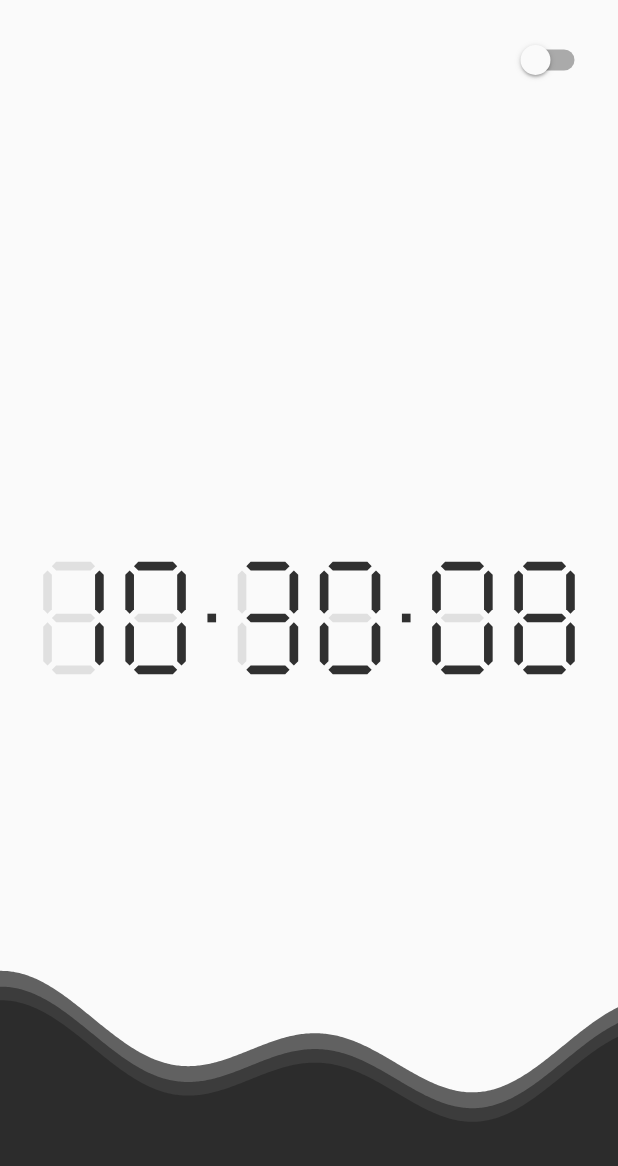
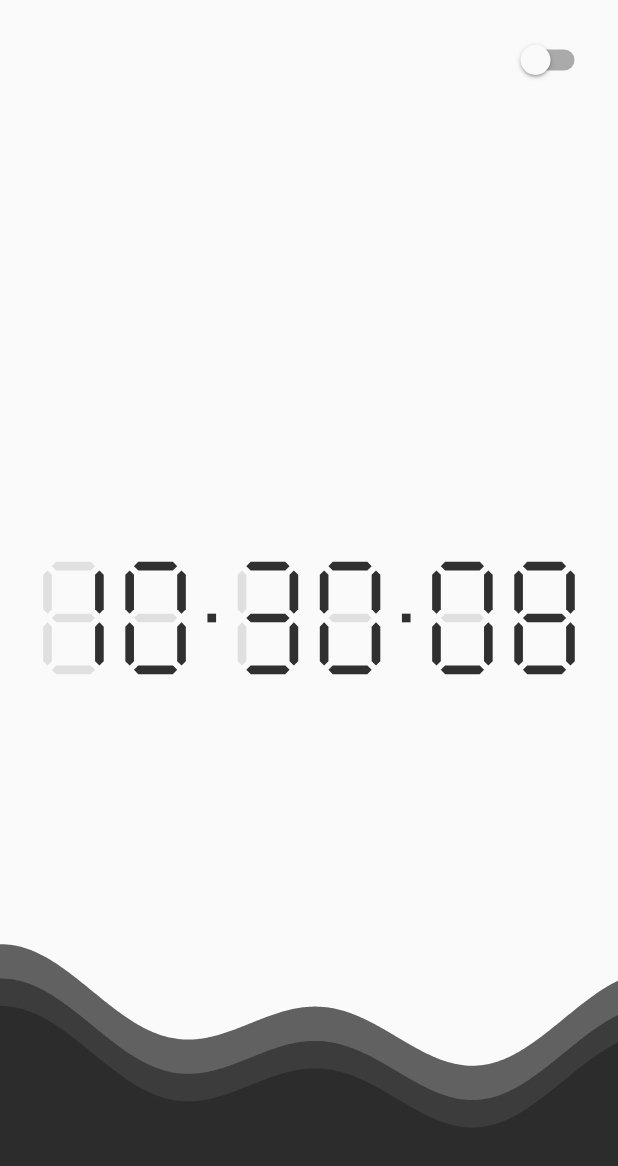
Before and after one commit to Cheersupzoo/digital_clock, a Flutter app: the screen it shows after launch, on a phone screen of 412 x 824 dp. Shown: the top 1166 px of the screen. Run offline on Flutter 3.47's test engine with Material 2 defaults, Android fonts, the light colour scheme and no system bars.

Commit message:
change wave scaling

```diff
--- a/lib/main.dart
+++ b/lib/main.dart
@@ -205,7 +205,7 @@ class _MyHomePageState extends State<MyHomePage> {
             alignment: Alignment.bottomCenter,
             child: SizedBox(
                 width: MediaQuery.of(context).size.width,
-                height: MediaQuery.of(context).size.height / 6,
+                height: MediaQuery.of(context).size.height / 4,
                 child: Wave(
                   color: Colors.grey[700],
                 ))),
@@ -213,7 +213,7 @@ class _MyHomePageState extends State<MyHomePage> {
             alignment: Alignment.bottomCenter,
             child: SizedBox(
                 width: MediaQuery.of(context).size.width,
-                height: MediaQuery.of(context).size.height / 6.5,
+                height: MediaQuery.of(context).size.height / 4.5,
                 child: Wave(
                   color: Colors.black38,
                 ))),
@@ -221,7 +221,7 @@ class _MyHomePageState extends State<MyHomePage> {
             alignment: Alignment.bottomCenter,
             child: SizedBox(
                 width: MediaQuery.of(context).size.width,
-                height: MediaQuery.of(context).size.height / 7,
+                height: MediaQuery.of(context).size.height / 5,
                 child: Wave(
                   color: Colors.black26,
                 ))),
--- a/lib/widgets/wave.dart
+++ b/lib/widgets/wave.dart
@@ -3,7 +3,7 @@ import 'dart:math';
 
 class Wave extends StatefulWidget {
   Wave({Key key, this.color}) : super(key: key);
-  Color color;
+  final Color color;
 
   @override
   _WaveState createState() => _WaveState();
@@ -53,7 +53,7 @@ class WavePainter extends CustomPainter {
     final width = size.width;
     final height = size.height;
     final highestWaveHeight =
-        (2 * sin(0.3 * (pi / 2)) + 5 * sin(0.7 * (pi / 2))) * 0.2;
+        (6 * sin(pi / 2) + (6 + sin(pi/2)) * sin(pi / 2)) * 4;
 
     Path path = Path();
     path.moveTo(0, ypos(0) + highestWaveHeight);
```
